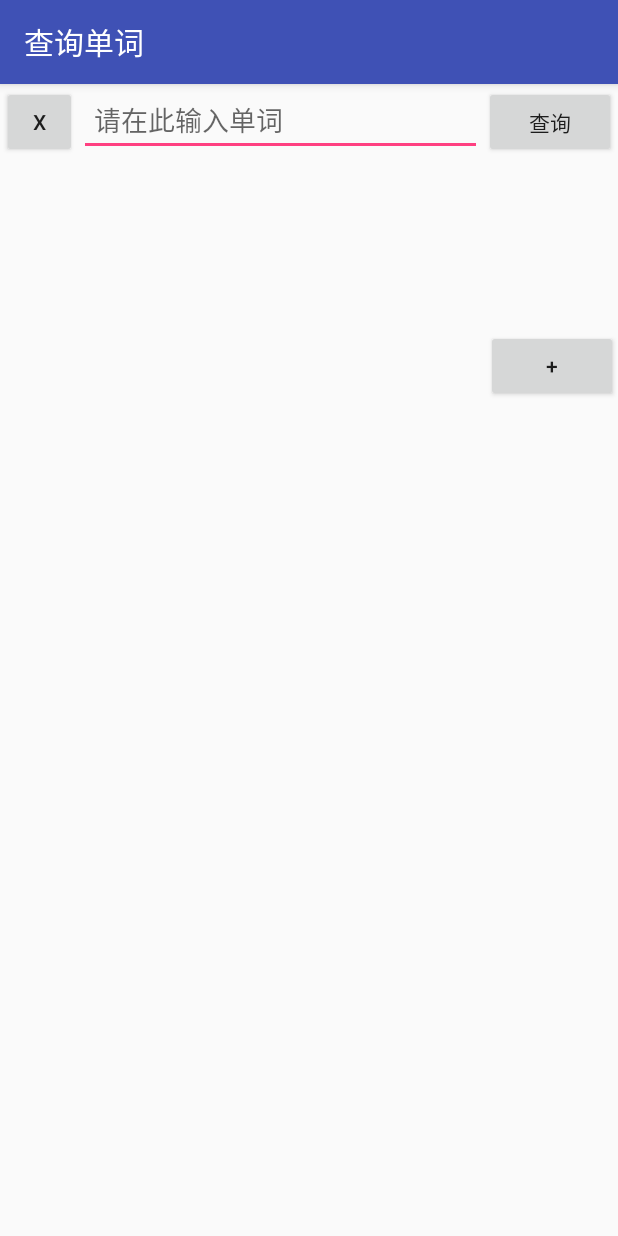
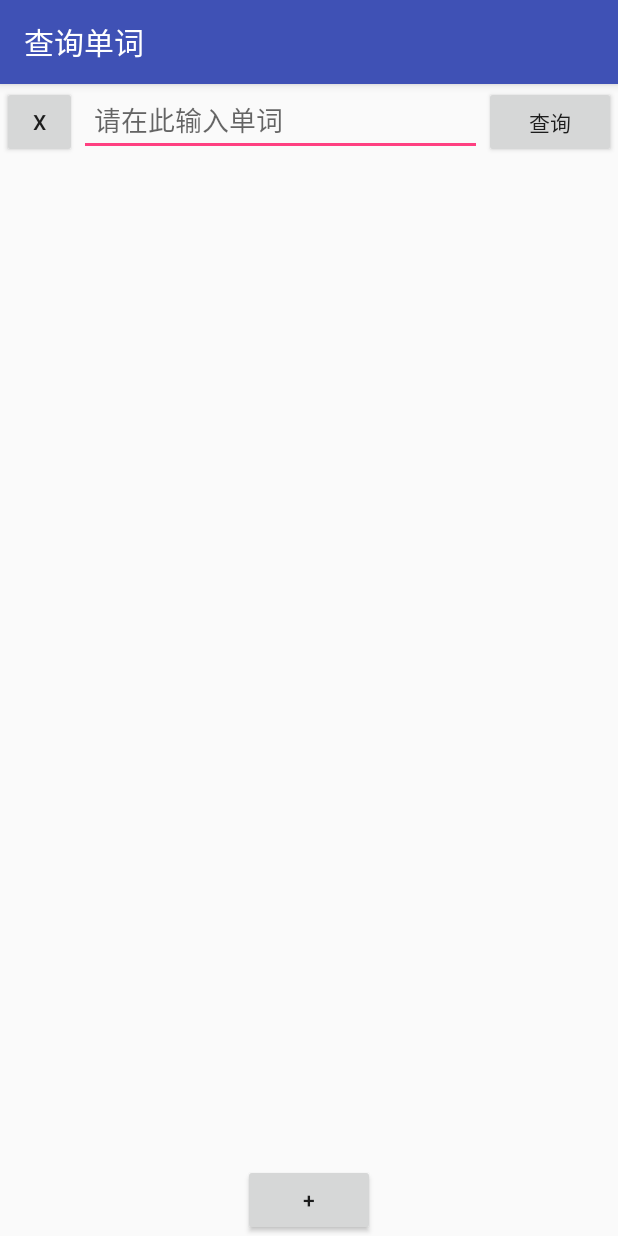
Before and after one commit to SPA-SPA-SPA/French_APP, an Android app: the FindWordActivity screen opened directly, with no data from a screen before it, on a phone screen of 412 x 824 dp. Run offline under Robolectric (Android 15) with nearby library versions, the phone set to English and light mode, and no system bars.

Commit message:
查词UI修改

```diff
--- a/app/src/main/res/layout/activity_find_word.xml
+++ b/app/src/main/res/layout/activity_find_word.xml
@@ -52,11 +52,12 @@
         </RelativeLayout>
 
 <ScrollView
-    android:layout_width="wrap_content"
-    android:layout_height="wrap_content">
+    android:layout_width="match_parent"
+    android:layout_height="wrap_content"
+    android:layout_weight="1">
 <RelativeLayout
-    android:layout_width="wrap_content"
-    android:layout_height="wrap_content"
+    android:layout_width="match_parent"
+    android:layout_height="match_parent"
     >
 
         <TextView
@@ -80,19 +81,12 @@
             android:textSize="40dp"
             android:text=""/>
 
-        <Button
-            android:id="@+id/Button_add"
-            android:layout_width="wrap_content"
-            android:layout_height="wrap_content"
-            android:layout_below="@id/Text_word"
-            android:layout_alignParentRight="true"
-            android:text="+"/>
 
         <TextView
             android:id="@+id/Text_change"
             android:layout_width="wrap_content"
             android:layout_height="wrap_content"
-            android:layout_below="@id/Button_add"
+            android:layout_below="@id/Text_word"
             android:layout_marginTop="20dp"
             android:layout_marginLeft="10dp"
             android:layout_marginRight="1dp"
@@ -115,6 +109,7 @@
             android:layout_width="wrap_content"
             android:layout_height="wrap_content"
             android:layout_below="@id/Text_pronounces"
+            android:layout_weight="1"
             android:layout_marginTop="20dp"
             android:layout_marginLeft="10dp"
             android:layout_marginRight="1dp"
@@ -131,8 +126,16 @@
             android:layout_marginRight="1dp"
             android:textSize="20dp"
             android:text=""/>
+
 </RelativeLayout>
 </ScrollView>
+        <Button
+            android:id="@+id/Button_add"
+            android:layout_width="wrap_content"
+            android:layout_height="wrap_content"
+            android:layout_below="@id/Text_source"
+            android:layout_gravity="center"
+            android:text="+"/>
     </LinearLayout>
 
 </android.support.constraint.ConstraintLayout>
```
